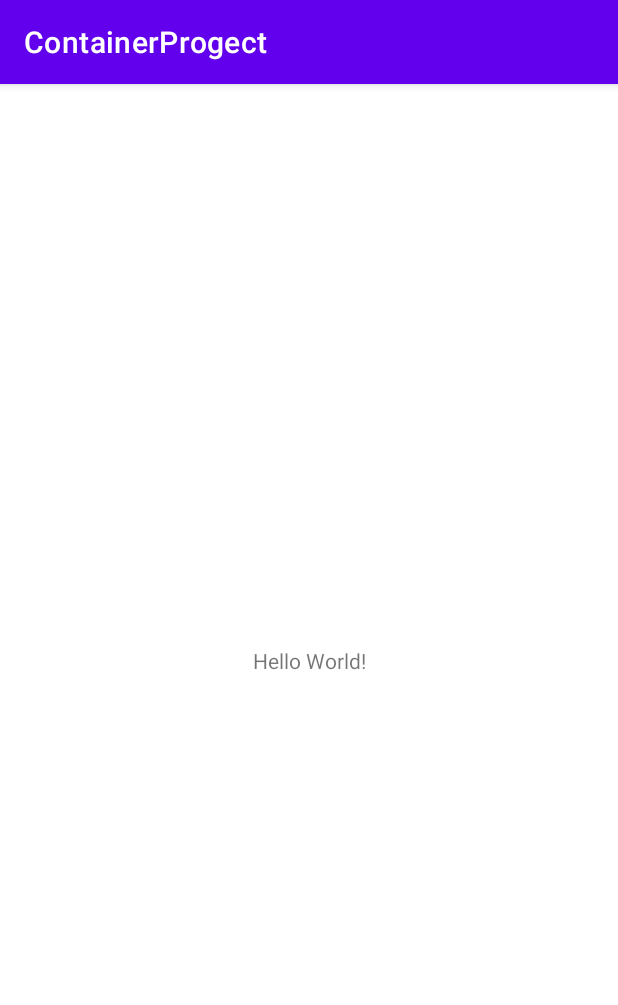
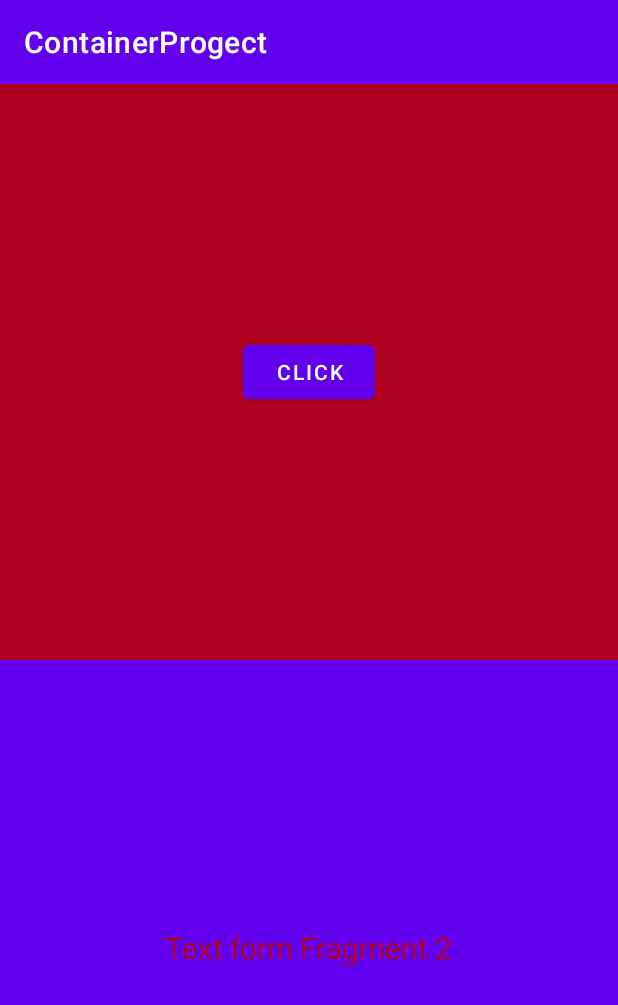
Before and after one commit to VladimirTsihukov/ContainerProgect, an Android app: the screen it shows after launch (MainActivity), on a phone screen of 412 x 824 dp. Shown: the top 1005 px of the screen. Run offline under Robolectric (Android 15) with nearby library versions, the phone set to English and light mode, and no system bars.

Commit message:
04_viewModel

```diff
--- a/app/src/main/java/com/androidapp/containerprogect/MainActivity.kt
+++ b/app/src/main/java/com/androidapp/containerprogect/MainActivity.kt
@@ -5,14 +5,18 @@ import android.util.Log
 import androidx.appcompat.app.AppCompatActivity
 import androidx.lifecycle.ViewModelProvider
 import com.androidapp.containerprogect.ex_01_lifecycle.MyServer
-import com.androidapp.containerprogect.ex_02_liveData.MyViewModel
+import com.androidapp.containerprogect.ex_03_viewModel.ViewModelFragments
+import com.androidapp.containerprogect.ex_03_viewModel.fragment.Fragment1
+import com.androidapp.containerprogect.ex_03_viewModel.fragment.Fragment2
 
 const val TAG = "MainActivity"
 
 class MainActivity : AppCompatActivity() {
 
     private val server = MyServer()
-    private lateinit var viewModel: MyViewModel
+
+    //private lateinit var viewModel: MyViewModel
+    private lateinit var viewModel: ViewModelFragments
 
     override fun onCreate(savedInstanceState: Bundle?) {
         super.onCreate(savedInstanceState)
@@ -20,13 +24,22 @@ class MainActivity : AppCompatActivity() {
         getLog("State onCreate = ${lifecycle.currentState}")
         lifecycle.addObserver(server)
 
-        viewModel = ViewModelProvider(this).get(MyViewModel::class.java)
+        viewModel = ViewModelProvider(this).get(ViewModelFragments::class.java)
 
-        viewModel.mediatorLiveData.observe(this, {
-            it?.let {
-                getLog("MediatorLiveData = $it")
-            }
-        })
+        if (savedInstanceState == null) {
+            supportFragmentManager.beginTransaction()
+                .replace(R.id.container_fragment_1, Fragment1())
+                .replace(R.id.container_fragment_2, Fragment2())
+                .commit()
+        }
+
+        //viewModel = ViewModelProvider(this).get(MyViewModel::class.java)
+
+        /*   viewModel.mediatorLiveData.observe(this, {
+               it?.let {
+                   getLog("MediatorLiveData = $it")
+               }
+           })*/
     }
 }
 
--- /dev/null
+++ b/app/src/main/java/com/androidapp/containerprogect/ex_03_viewModel/ViewModelFragments.kt
@@ -0,0 +1,17 @@
+package com.androidapp.containerprogect.ex_03_viewModel
+
+import androidx.lifecycle.LiveData
+import androidx.lifecycle.MutableLiveData
+import androidx.lifecycle.ViewModel
+
+class ViewModelFragments : ViewModel() {
+
+    private val liveData = MutableLiveData<String>()
+    private var current = 0
+
+    fun setLiveData(text: String) {
+        liveData.value = "$text ${++current}"
+    }
+
+    fun getLiveData(): LiveData<String> = liveData
+}
--- /dev/null
+++ b/app/src/main/java/com/androidapp/containerprogect/ex_03_viewModel/fragment/Fragment1.kt
@@ -0,0 +1,32 @@
+package com.androidapp.containerprogect.ex_03_viewModel.fragment
+
+import android.os.Bundle
+import android.view.View
+import androidx.fragment.app.Fragment
+import androidx.lifecycle.ViewModelProvider
+import com.androidapp.containerprogect.R
+import com.androidapp.containerprogect.ex_03_viewModel.ViewModelFragments
+import kotlinx.android.synthetic.main.fragment_1.*
+
+class Fragment1 : Fragment(R.layout.fragment_1) {
+
+    private var vieModel: ViewModelFragments? = null
+    //private var current = 0
+    override fun onCreate(savedInstanceState: Bundle?) {
+        super.onCreate(savedInstanceState)
+        //retainInstance = true
+        activity?.let {
+            vieModel = ViewModelProvider(it).get(ViewModelFragments::class.java)
+        }
+    }
+
+    override fun onViewCreated(view: View, savedInstanceState: Bundle?) {
+        super.onViewCreated(view, savedInstanceState)
+        btn_click_fragment_1.setOnClickListener {
+            vieModel?.let {
+                //it.setLiveData("Click button = ${++current}")
+                it.setLiveData("Click button =")
+            }
+        }
+    }
+}
--- /dev/null
+++ b/app/src/main/java/com/androidapp/containerprogect/ex_03_viewModel/fragment/Fragment2.kt
@@ -0,0 +1,30 @@
+package com.androidapp.containerprogect.ex_03_viewModel.fragment
+
+import android.os.Bundle
+import android.view.View
+import androidx.fragment.app.Fragment
+import androidx.lifecycle.ViewModelProvider
+import com.androidapp.containerprogect.R
+import com.androidapp.containerprogect.ex_03_viewModel.ViewModelFragments
+import kotlinx.android.synthetic.main.fragment_2.*
+
+class Fragment2 : Fragment(R.layout.fragment_2) {
+
+    private var vieModel: ViewModelFragments? = null
+    override fun onCreate(savedInstanceState: Bundle?) {
+        super.onCreate(savedInstanceState)
+
+        activity?.let {
+            vieModel = ViewModelProvider(it).get(ViewModelFragments::class.java)
+        }
+    }
+
+    override fun onViewCreated(view: View, savedInstanceState: Bundle?) {
+        super.onViewCreated(view, savedInstanceState)
+        vieModel?.let { viewModel ->
+            viewModel.getLiveData().observe(viewLifecycleOwner, {
+                text_view.text = it
+            })
+        }
+    }
+}
--- a/app/src/main/res/layout/activity_main.xml
+++ b/app/src/main/res/layout/activity_main.xml
@@ -1,18 +1,21 @@
 <?xml version="1.0" encoding="utf-8"?>
-<androidx.constraintlayout.widget.ConstraintLayout xmlns:android="http://schemas.android.com/apk/res/android"
-    xmlns:app="http://schemas.android.com/apk/res-auto"
+<LinearLayout xmlns:android="http://schemas.android.com/apk/res/android"
     xmlns:tools="http://schemas.android.com/tools"
     android:layout_width="match_parent"
     android:layout_height="match_parent"
+    android:orientation="vertical"
+    android:weightSum="2"
     tools:context=".MainActivity">
 
-    <TextView
-        android:layout_width="wrap_content"
-        android:layout_height="wrap_content"
-        android:text="Hello World!"
-        app:layout_constraintBottom_toBottomOf="parent"
-        app:layout_constraintLeft_toLeftOf="parent"
-        app:layout_constraintRight_toRightOf="parent"
-        app:layout_constraintTop_toTopOf="parent" />
+    <FrameLayout
+        android:id="@+id/container_fragment_1"
+        android:layout_width="match_parent"
+        android:layout_height="0dp"
+        android:layout_weight="1" />
 
-</androidx.constraintlayout.widget.ConstraintLayout>
+    <FrameLayout
+        android:id="@+id/container_fragment_2"
+        android:layout_width="match_parent"
+        android:layout_height="0dp"
+        android:layout_weight="1" />
+</LinearLayout>
--- /dev/null
+++ b/app/src/main/res/layout/fragment_1.xml
@@ -0,0 +1,14 @@
+<?xml version="1.0" encoding="utf-8"?>
+<FrameLayout xmlns:android="http://schemas.android.com/apk/res/android"
+    android:layout_width="match_parent"
+    android:background="@color/design_default_color_error"
+    android:layout_height="match_parent">
+
+    <Button
+        android:id="@+id/btn_click_fragment_1"
+        android:layout_width="wrap_content"
+        android:layout_height="wrap_content"
+        android:layout_gravity="center"
+        android:text="Click" />
+
+</FrameLayout>
--- /dev/null
+++ b/app/src/main/res/layout/fragment_2.xml
@@ -0,0 +1,16 @@
+<?xml version="1.0" encoding="utf-8"?>
+<FrameLayout xmlns:android="http://schemas.android.com/apk/res/android"
+    android:layout_width="match_parent"
+    android:layout_height="match_parent"
+    android:background="@color/design_default_color_primary">
+
+    <TextView
+        android:id="@+id/text_view"
+        android:layout_width="wrap_content"
+        android:layout_height="wrap_content"
+        android:layout_gravity="center"
+        android:text="Text form Fragment 2"
+        android:textColor="@color/design_default_color_error"
+        android:textSize="20sp" />
+
+</FrameLayout>
```
